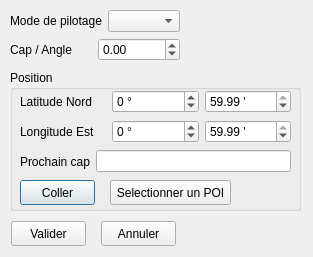
First picture: the form in src/Pilototo_param.ui, repository nohal/qtVlm, before the edit.
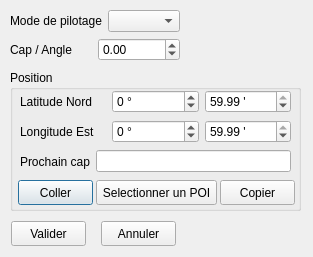
Second picture: the form after the edit.

Diff of the .ui file:
```diff
--- a/src/Pilototo_param.ui
+++ b/src/Pilototo_param.ui
@@ -152,7 +152,7 @@
    <widget class="QPushButton" name="btn_pastePOI">
     <property name="geometry">
      <rect>
-      <x>10</x>
+      <x>8</x>
       <y>110</y>
       <width>75</width>
       <height>25</height>
@@ -165,7 +165,7 @@
    <widget class="QPushButton" name="btn_selectPOI">
     <property name="geometry">
      <rect>
-      <x>100</x>
+      <x>86</x>
       <y>110</y>
       <width>121</width>
       <height>25</height>
@@ -175,6 +175,19 @@
      <string>Selectionner un POI</string>
     </property>
    </widget>
+   <widget class="QPushButton" name="btn_copyPOI">
+    <property name="geometry">
+     <rect>
+      <x>210</x>
+      <y>110</y>
+      <width>75</width>
+      <height>25</height>
+     </rect>
+    </property>
+    <property name="text">
+     <string>Copier</string>
+    </property>
+   </widget>
   </widget>
   <widget class="QPushButton" name="pushButton">
    <property name="geometry">
```
Left out of the diff: 41 changed lines with no effect on the pictures.
